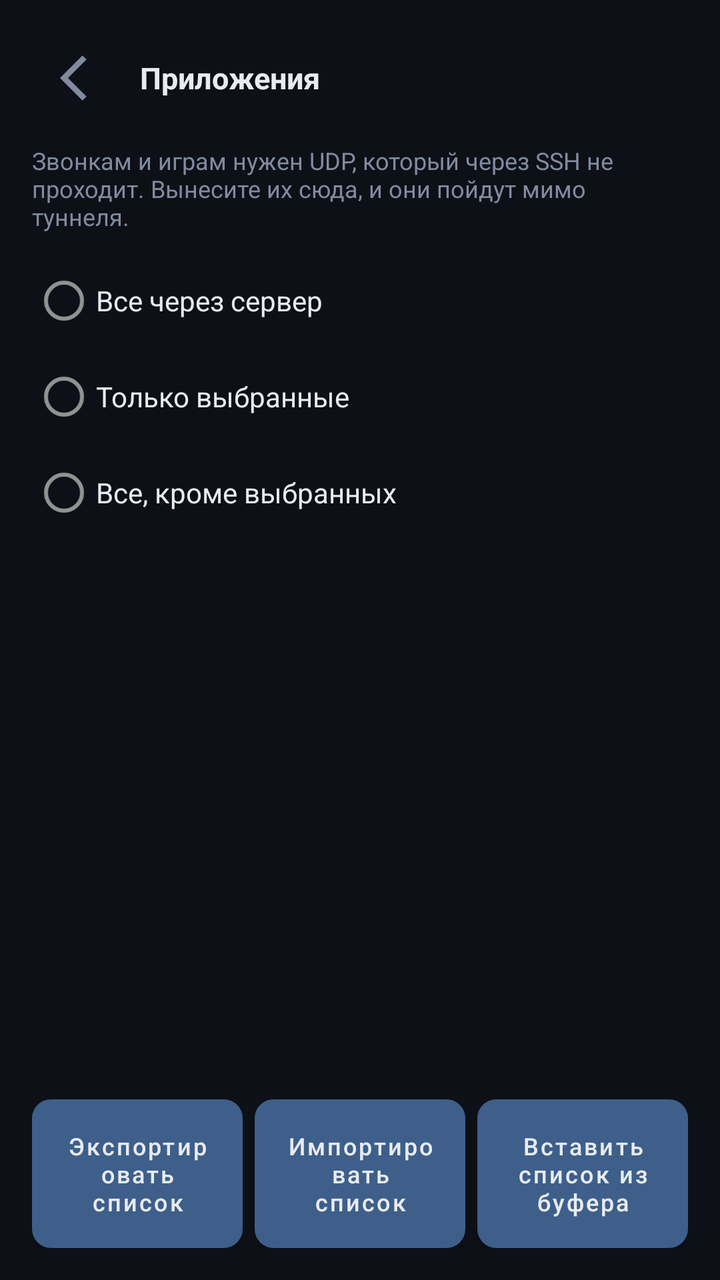
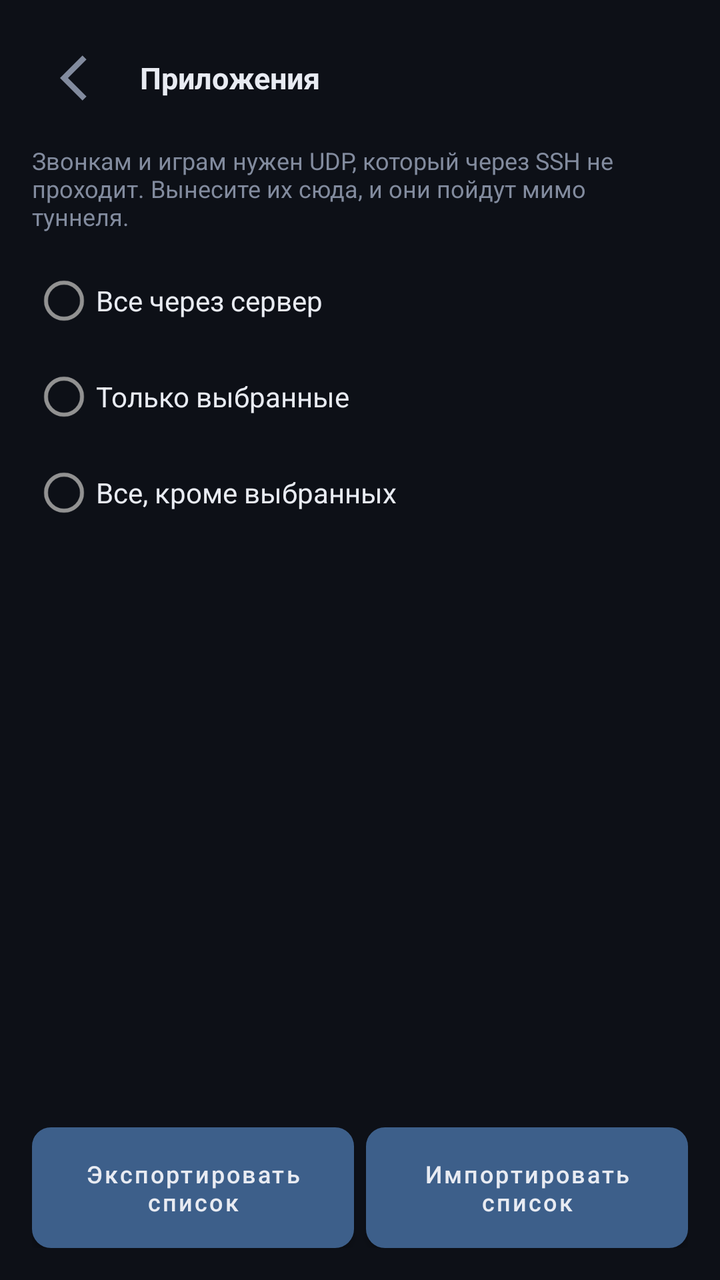

An Android layout rendered at two revisions. The XML below is the earlier revision; the diff shows what the commit changed to produce the second picture.
<!-- AndroidManifest.xml: application theme AppTheme -->
<!-- res/layout/activity_apps.xml -->
<?xml version="1.0" encoding="utf-8"?>
<LinearLayout xmlns:android="http://schemas.android.com/apk/res/android"
    android:id="@+id/root"
    android:layout_width="match_parent"
    android:layout_height="match_parent"
    android:orientation="vertical"
    android:background="@color/bg"
    android:padding="16dp">

    <LinearLayout style="@style/HeadRow">
        <ImageView
            android:id="@+id/backFromApps"
            style="@style/HeadIcon"
            android:src="@drawable/ic_back"
            android:contentDescription="@string/back" />

        <TextView style="@style/HeadTitle" android:text="@string/apps_title" />
    </LinearLayout>

    <TextView
        android:layout_width="match_parent"
        android:layout_height="wrap_content"
        android:paddingBottom="10dp"
        android:textSize="12sp"
        android:textColor="@color/dim"
        android:text="@string/apps_hint" />

    <RadioGroup
        android:id="@+id/mode"
        android:layout_width="match_parent"
        android:layout_height="wrap_content">

        <RadioButton
            android:id="@+id/modeAll"
            android:layout_width="match_parent"
            android:layout_height="wrap_content"
            android:textColor="@color/text"
            android:text="@string/mode_all" />

        <RadioButton
            android:id="@+id/modeOnly"
            android:layout_width="match_parent"
            android:layout_height="wrap_content"
            android:textColor="@color/text"
            android:text="@string/mode_only" />

        <RadioButton
            android:id="@+id/modeExcept"
            android:layout_width="match_parent"
            android:layout_height="wrap_content"
            android:textColor="@color/text"
            android:text="@string/mode_except" />
    </RadioGroup>

    <ListView
        android:id="@+id/list"
        android:layout_width="match_parent"
        android:layout_height="0dp"
        android:layout_weight="1"
        android:layout_marginTop="8dp"
        android:choiceMode="multipleChoice"
        android:divider="@color/line"
        android:dividerHeight="1dp" />

    <TextView
        android:id="@+id/appsNote"
        android:layout_width="match_parent"
        android:layout_height="wrap_content"
        android:textSize="12sp"
        android:textColor="@color/dim" />

    <LinearLayout
        android:layout_width="match_parent"
        android:layout_height="wrap_content"
        android:layout_marginTop="6dp"
        android:orientation="horizontal">

        <Button
            android:id="@+id/exportAppsBtn"
            style="@style/SecondaryButton"
            android:layout_width="0dp"
            android:layout_weight="1"
            android:layout_height="wrap_content"
            android:textSize="12sp"
            android:paddingTop="9dp"
            android:paddingBottom="9dp"
            android:text="@string/export_apps" />

        <Space android:layout_width="6dp" android:layout_height="1dp" />

        <Button
            android:id="@+id/importAppsBtn"
            style="@style/SecondaryButton"
            android:layout_width="0dp"
            android:layout_weight="1"
            android:layout_height="wrap_content"
            android:textSize="12sp"
            android:paddingTop="9dp"
            android:paddingBottom="9dp"
            android:text="@string/import_apps" />

        <Space android:layout_width="6dp" android:layout_height="1dp" />

        <Button
            android:id="@+id/pasteAppsBtn"
            style="@style/SecondaryButton"
            android:layout_width="0dp"
            android:layout_weight="1"
            android:layout_height="wrap_content"
            android:textSize="12sp"
            android:paddingTop="9dp"
            android:paddingBottom="9dp"
            android:text="@string/paste_apps_list" />
    </LinearLayout>
</LinearLayout>
<!-- resources referenced by this layout -->
<resources>
  <color name="bg">#0d1017</color>
  <color name="dim">#828b9e</color>
  <color name="line">#272d3a</color>
  <color name="text">#e8ebf2</color>
  <!-- drawable ic_back (drawable) -->
  <?xml version="1.0" encoding="utf-8"?>
  <vector xmlns:android="http://schemas.android.com/apk/res/android"
      android:width="22dp" android:height="22dp"
      android:viewportWidth="24" android:viewportHeight="24">
      <path android:fillColor="#828b9e" android:pathData="M15.4,4.6l-1.6,-1.6l-9,9l9,9l1.6,-1.6l-7.4,-7.4z" />
  </vector>
  <string name="apps_hint">Звонкам и играм нужен UDP, который через SSH не проходит. Вынесите их сюда, и они пойдут мимо туннеля.</string>
  <string name="apps_title">Приложения</string>
  <string name="back">Назад</string>
  <string name="export_apps">Экспортировать список</string>
  <string name="import_apps">Импортировать список</string>
  <string name="mode_all">Все через сервер</string>
  <string name="mode_except">Все, кроме выбранных</string>
  <string name="mode_only">Только выбранные</string>
  <string name="paste_apps_list">Вставить список из буфера</string>
  <style name="HeadIcon">
          <item name="android:layout_width">46dp</item>
          <item name="android:layout_height">46dp</item>
          <item name="android:padding">8dp</item>
          <item name="android:clickable">true</item>
          <item name="android:focusable">true</item>
          <item name="android:background">?android:attr/selectableItemBackgroundBorderless</item>
      </style>
  <style name="HeadRow">
          <item name="android:layout_width">match_parent</item>
          <item name="android:layout_height">wrap_content</item>
          <item name="android:orientation">horizontal</item>
          <item name="android:gravity">center_vertical</item>
          <item name="android:paddingBottom">10dp</item>
      </style>
  <style name="HeadTitle">
          <item name="android:layout_width">wrap_content</item>
          <item name="android:layout_height">wrap_content</item>
          <item name="android:layout_marginStart">8dp</item>
          <item name="android:textSize">15sp</item>
          <item name="android:textStyle">bold</item>
          <item name="android:textColor">@color/text</item>
      </style>
  <style name="SecondaryButton">
          <item name="android:layout_width">match_parent</item>
          <item name="android:layout_height">wrap_content</item>
          <item name="android:paddingTop">12dp</item>
          <item name="android:paddingBottom">12dp</item>
          <item name="android:background">@drawable/bg_button</item>
          <item name="android:textColor">@color/text</item>
          <item name="android:textAllCaps">false</item>
          <item name="android:textSize">14sp</item>
      </style>
  <style name="AppTheme" parent="Theme.MaterialComponents.NoActionBar">
          <item name="android:colorBackground">@color/bg</item>
          <item name="android:windowBackground">@color/bg</item>
          <item name="android:textColor">@color/text</item>
          <item name="colorPrimary">@color/accent_muted</item>
          <item name="colorAccent">@color/accent_muted</item>
          <item name="colorControlActivated">@color/accent_muted</item>
          <item name="android:statusBarColor">@color/bg</item>
          <item name="android:navigationBarColor">@color/card</item>
      </style>
  <!-- drawable bg_button (drawable) -->
  <?xml version="1.0" encoding="utf-8"?>
  <shape xmlns:android="http://schemas.android.com/apk/res/android" android:shape="rectangle">
      <solid android:color="@color/card2" />
      <stroke android:width="1dp" android:color="@color/line" />
      <corners android:radius="9dp" />
  </shape>
  <color name="accent_muted">#3d5f8a</color>
  <color name="card">#161a23</color>
  <color name="card2">#1d222d</color>
</resources>

<!-- the commit's change to res/layout/activity_apps.xml (unified diff, before → after) -->
@@ -98,18 +98,5 @@
             android:paddingTop="9dp"
             android:paddingBottom="9dp"
             android:text="@string/import_apps" />
-
-        <Space android:layout_width="6dp" android:layout_height="1dp" />
-
-        <Button
-            android:id="@+id/pasteAppsBtn"
-            style="@style/SecondaryButton"
-            android:layout_width="0dp"
-            android:layout_weight="1"
-            android:layout_height="wrap_content"
-            android:textSize="12sp"
-            android:paddingTop="9dp"
-            android:paddingBottom="9dp"
-            android:text="@string/paste_apps_list" />
     </LinearLayout>
 </LinearLayout>
<!-- resource entries referenced after the edit -->
@@ -19,7 +19,6 @@
   <string name="mode_all">Все через сервер</string>
   <string name="mode_except">Все, кроме выбранных</string>
   <string name="mode_only">Только выбранные</string>
-  <string name="paste_apps_list">Вставить список из буфера</string>
   <style name="HeadIcon">
           <item name="android:layout_width">46dp</item>
           <item name="android:layout_height">46dp</item>
